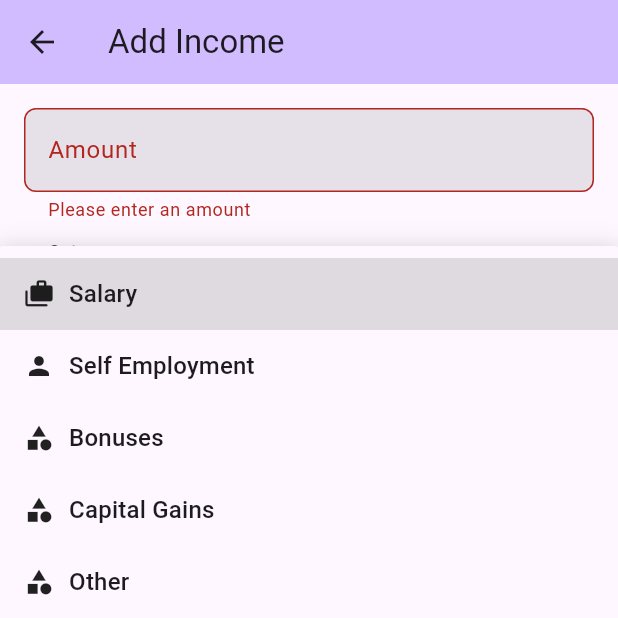
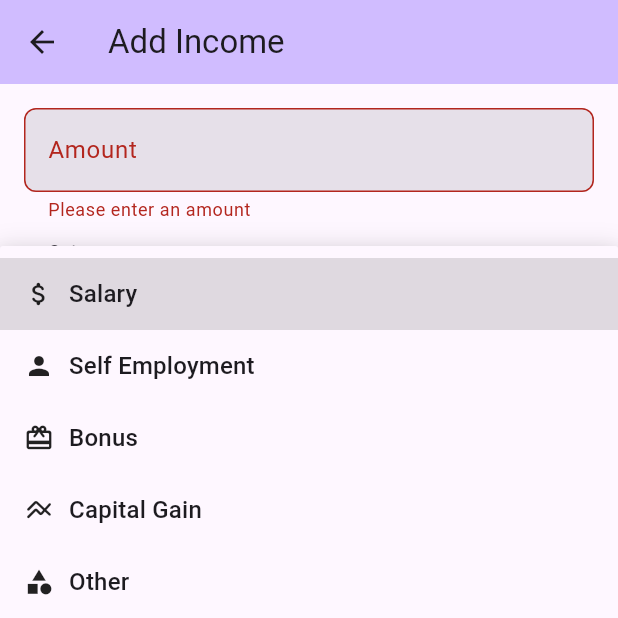
Before and after one commit to Dandaman130/CS233_Final_Project, a Flutter app: the AddIncome screen opened directly, after a tap on "Save Income", after a tap on "Salary", on a phone screen of 412 x 824 dp, the top half of it. Run offline on Flutter 3.47's test engine with Material 3 defaults, Android fonts, the phone set to English and light mode, and no system bars; our stand-ins replace fl_chart, sqflite; accounts and stored records are empty.

```diff
--- a/lib/models/incomes.dart
+++ b/lib/models/incomes.dart
@@ -80,8 +80,8 @@ class Incomes {
 class IncomeCategories {
   static const String salary = 'Salary';
   static const String selfEmployment = 'Self Employment';
-  static const String bonus = 'Bonuses';
-  static const String capitalGain = 'Capital Gains';
+  static const String bonus = 'Bonus';
+  static const String capitalGain = 'Capital Gain';
   static const String other = 'Other';
 
   static const List<String> all = [
--- a/lib/screens/addincome.dart
+++ b/lib/screens/addincome.dart
@@ -1,27 +1,9 @@
-/*
-Allows users to add new expense entries with:
-- Amount (required, numeric with decimal support)
-- Category (dropdown selection from predefined categories)
-- Date (date picker, defaults to today)
-- Note (optional text field for additional context)
-- Currency (dropdown, currently USD only, scalable to multiple currencies)
+import 'package:flutter/material.dart';
+import 'package:flutter/services.dart';
+import 'package:intl/intl.dart';
+import '../models/incomes.dart';
+import '../database/database_helper.dart';
 
-Features:
-- Form validation for amount field
-- Date picker integration
-- Category icons in dropdown
-- Loading state while saving
-- Success/error feedback via SnackBar
-- Auto-return to expenses screen after save
- */
-
-import 'package:flutter/material.dart';
-import 'package:flutter/services.dart'; // For input formatters
-import 'package:intl/intl.dart'; // For date formatting
-import '../models/incomes.dart'; // Expense data model
-import '../database/database_helper.dart'; // SQLite database helper
-
-// Main AddIncome widget (StatefulWidget for form state management)
 class AddIncome extends StatefulWidget {
   const AddIncome({Key? key}) : super(key: key);
 
@@ -29,20 +11,16 @@ class AddIncome extends StatefulWidget {
   State<AddIncome> createState() => _AddIncomeState();
 }
 
-// State class for AddExpense - manages form data and submission
 class _AddIncomeState extends State<AddIncome> {
-  // Form key for validation
   final _formKey = GlobalKey<FormState>();
 
-  // Text editing controllers for input fields
-  final _amountController = TextEditingController(); // Amount input
-  final _noteController = TextEditingController(); // Note input
+  final _amountController = TextEditingController();
+  final _noteController = TextEditingController();
 
-  // Form state variables
-  String _selectedCategory = IncomeCategories.salary; // Default category
-  DateTime _selectedDate = DateTime.now(); // Default to today
-  String _selectedCurrency = 'USD'; // Default currency, scalable to other currencies
-  bool _isSaving = false; // Loading state during save operation
+  String _selectedCategory = IncomeCategories.salary;
+  DateTime _selectedDate = DateTime.now();
+  String _selectedCurrency = 'USD';
+  bool _isSaving = false;
 
   @override
   void dispose() {
@@ -52,50 +30,50 @@ class _AddIncomeState extends State<AddIncome> {
   }
 
   Future<void> _selectDate(BuildContext context) async {
-    final DateTime? picked = await showDatePicker(
+    final picked = await showDatePicker(
       context: context,
       initialDate: _selectedDate,
       firstDate: DateTime(2000),
       lastDate: DateTime(2100),
     );
+
     if (picked != null && picked != _selectedDate) {
-      setState(() {
-        _selectedDate = picked;
-      });
+      setState(() => _selectedDate = picked);
     }
   }
 
   Future<void> _saveIncome() async {
-    if (_formKey.currentState!.validate()) {
+    if (!_formKey.currentState!.validate()) return;
+
     setState(() => _isSaving = true);
 
-      final incomes = Incomes(
+    final income = Incomes(
       amount: double.parse(_amountController.text),
       category: _selectedCategory,
-        date: _selectedDate.toIso8601String().substring(0, 10), // YYYY-MM-DD
+      date: _selectedDate.toIso8601String().substring(0, 10),
       note: _noteController.text.trim().isEmpty ? null : _noteController.text.trim(),
       currency: _selectedCurrency,
     );
 
     try {
-        await DatabaseHelper.instance.createIncome(incomes);
+      await DatabaseHelper.instance.createIncome(income);
 
-        if (mounted) {
+      if (!mounted) return;
+
       ScaffoldMessenger.of(context).showSnackBar(
         const SnackBar(content: Text('Income added successfully!')),
       );
-          Navigator.pop(context); // Return to income screen
-        }
+
+      Navigator.pop(context);
     } catch (e) {
-        if (mounted) {
+      if (!mounted) return;
+
       ScaffoldMessenger.of(context).showSnackBar(
         SnackBar(content: Text('Error saving income: $e')),
       );
-        }
     } finally {
       if (mounted) {
         setState(() => _isSaving = false);
-        }
       }
     }
   }
@@ -118,7 +96,7 @@ class _AddIncomeState extends State<AddIncome> {
           child: Column(
             crossAxisAlignment: CrossAxisAlignment.start,
             children: [
-              // Amount Field
+              // Amount
               TextFormField(
                 controller: _amountController,
                 decoration: InputDecoration(
@@ -146,7 +124,7 @@ class _AddIncomeState extends State<AddIncome> {
               ),
               const SizedBox(height: 20),
 
-              // Category Dropdown
+              // Category
               DropdownButtonFormField<String>(
                 value: _selectedCategory,
                 decoration: InputDecoration(
@@ -169,14 +147,12 @@ class _AddIncomeState extends State<AddIncome> {
                   );
                 }).toList(),
                 onChanged: (value) {
-                  setState(() {
-                    _selectedCategory = value!;
-                  });
+                  setState(() => _selectedCategory = value!);
                 },
               ),
               const SizedBox(height: 20),
 
-              // Date Picker
+              // Date
               InkWell(
                 onTap: () => _selectDate(context),
                 child: InputDecorator(
@@ -196,7 +172,7 @@ class _AddIncomeState extends State<AddIncome> {
               ),
               const SizedBox(height: 20),
 
-              // Note Field (Optional)
+              // Note
               TextFormField(
                 controller: _noteController,
                 decoration: InputDecoration(
@@ -212,7 +188,7 @@ class _AddIncomeState extends State<AddIncome> {
               ),
               const SizedBox(height: 20),
 
-              // Currency Dropdown (currently only USD, scalable for future)
+              // Currency
               DropdownButtonFormField<String>(
                 value: _selectedCurrency,
                 decoration: InputDecoration(
@@ -224,12 +200,9 @@ class _AddIncomeState extends State<AddIncome> {
                 ),
                 items: const [
                   DropdownMenuItem(value: 'USD', child: Text('USD (\$)')),
-                  // TODO: Add more currencies in the future
                 ],
                 onChanged: (value) {
-                  setState(() {
-                    _selectedCurrency = value!;
-                  });
+                  setState(() => _selectedCurrency = value!);
                 },
               ),
               const SizedBox(height: 30),
@@ -262,9 +235,9 @@ class _AddIncomeState extends State<AddIncome> {
 
   IconData _getCategoryIcon(String category) {
     const icons = {
-      'Salary': Icons.cases_rounded,
+      'Salary': Icons.attach_money_rounded,
       'Self Employment': Icons.person,
-      'Bonus': Icons.celebration_rounded,
+      'Bonus': Icons.card_giftcard_rounded,
       'Capital Gain': Icons.line_axis_rounded,
       'Other': Icons.category,
     };
```
Also changed, not shown: lib/main.dart (+40 -27 lines), lib/screens/income.dart (+4 -4 lines), lib/screens/settings.dart (+19 -5 lines). Lines whose indentation alone changed are shown as unchanged.
